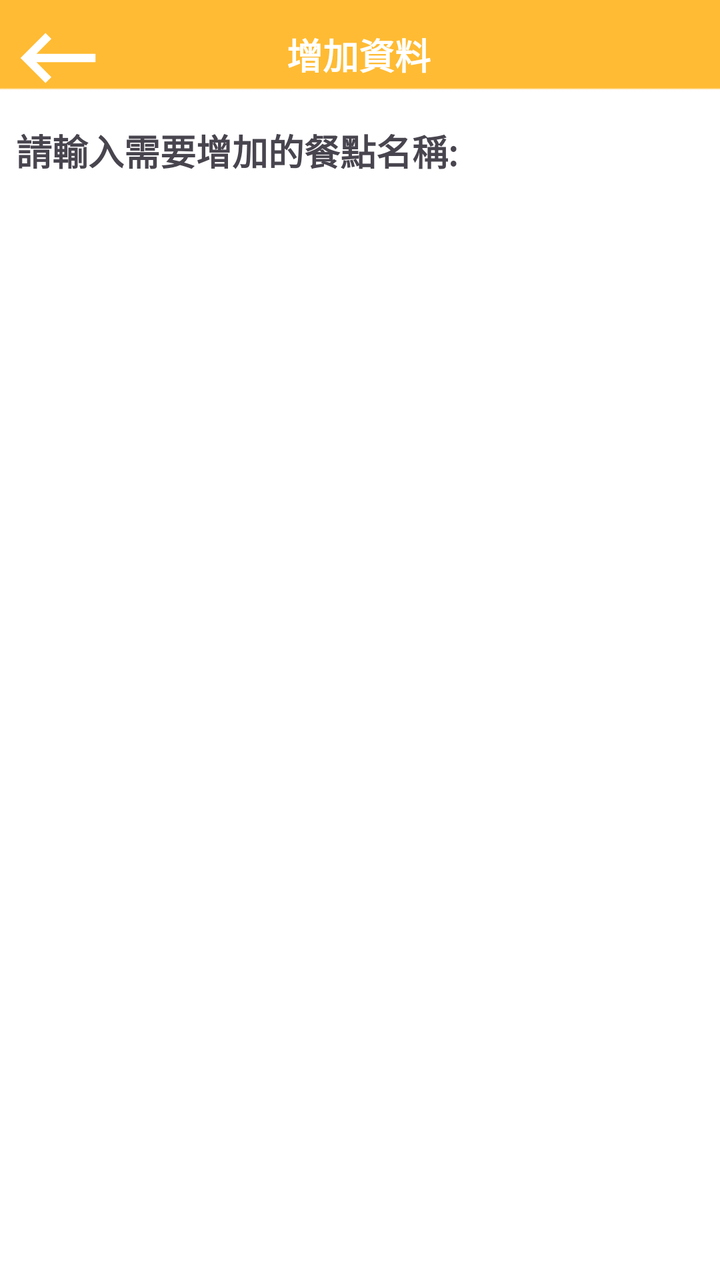
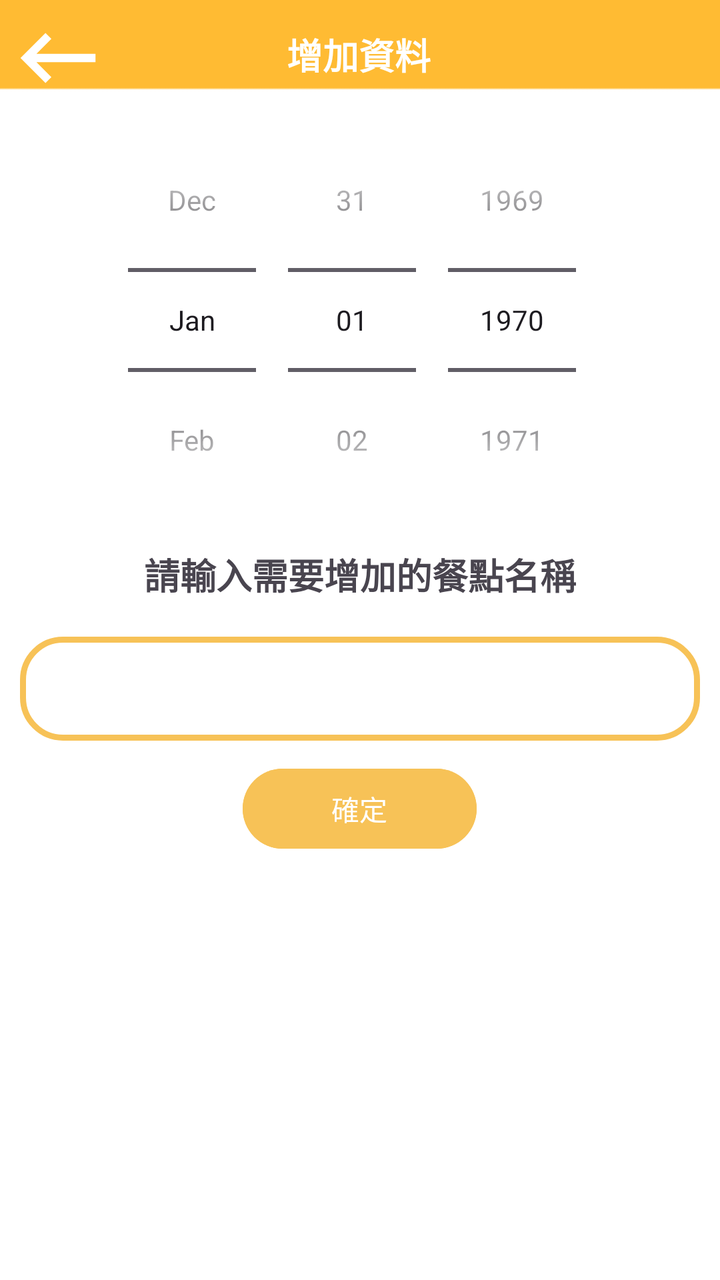

Screens rendered from an Android XML layout before and after an edit, with the pre-edit source and the edit as a unified diff.
<!-- AndroidManifest.xml: application theme Theme.DEMO -->
<!-- res/layout/home_add.xml -->
<?xml version="1.0" encoding="utf-8"?>
<LinearLayout xmlns:android="http://schemas.android.com/apk/res/android"
    xmlns:app="http://schemas.android.com/apk/res-auto"
    xmlns:tools="http://schemas.android.com/tools"
    android:layout_width="match_parent"
    android:layout_height="match_parent"
    android:background="@drawable/img_3"
    android:orientation="vertical">

    <androidx.constraintlayout.widget.ConstraintLayout
        android:layout_width="match_parent"
        android:layout_height="wrap_content">

        <TextView
            android:id="@+id/textView12"
            android:layout_width="wrap_content"
            android:layout_height="wrap_content"
            android:text="增加資料"
            android:textColor="#FFFFFF"
            android:textSize="18sp"
            android:textStyle="bold"
            app:layout_constraintBottom_toBottomOf="parent"
            app:layout_constraintEnd_toEndOf="parent"
            app:layout_constraintHorizontal_bias="0.498"
            app:layout_constraintStart_toStartOf="parent"
            app:layout_constraintTop_toTopOf="parent" />

        <ImageView
            android:id="@+id/imgBack"
            android:layout_width="50dp"
            android:layout_height="50dp"
            android:layout_marginStart="4dp"
            android:layout_marginTop="4dp"
            app:layout_constraintStart_toStartOf="parent"
            app:layout_constraintTop_toTopOf="parent"
            app:srcCompat="@drawable/keyboard_backspace" />

    </androidx.constraintlayout.widget.ConstraintLayout>

    <TextView
        android:id="@+id/textView6"
        android:layout_width="wrap_content"
        android:layout_height="wrap_content"
        android:text="請輸入需要增加的餐點名稱:"
        android:textStyle="bold"
        android:textSize="18sp"
        android:layout_margin="8dp"/>


</LinearLayout>
<!-- resources referenced by this layout -->
<resources>
  <!-- drawable img_3: png bitmap (drawable, 2198 bytes) -->
  <!-- drawable keyboard_backspace (drawable) -->
  <vector android:autoMirrored="true" android:height="24dp"
      android:tint="#FFFFFF" android:viewportHeight="24"
      android:viewportWidth="24" android:width="24dp" xmlns:android="http://schemas.android.com/apk/res/android">
      <path android:fillColor="@android:color/white" android:pathData="M21,11H6.83l3.58,-3.59L9,6l-6,6 6,6 1.41,-1.41L6.83,13H21z"/>
  </vector>
  <style name="Theme.DEMO" parent="Base.Theme.DEMO" />
  <style name="Base.Theme.DEMO" parent="Theme.Material3.DayNight.NoActionBar">
          
          
      </style>
</resources>

<!-- the commit's change to res/layout/home_add.xml (unified diff, before → after) -->
@@ -12,7 +12,7 @@
         android:layout_height="wrap_content">
 
         <TextView
-            android:id="@+id/textView12"
+            android:id="@+id/text6"
             android:layout_width="wrap_content"
             android:layout_height="wrap_content"
             android:text="增加資料"
@@ -37,14 +37,46 @@
 
     </androidx.constraintlayout.widget.ConstraintLayout>
 
-    <TextView
-        android:id="@+id/textView6"
+    <DatePicker
         android:layout_width="wrap_content"
         android:layout_height="wrap_content"
-        android:text="請輸入需要增加的餐點名稱:"
+        android:datePickerMode="spinner"
+        android:layout_gravity="center"
+        android:calendarViewShown="false"
+        />
+
+
+    <TextView
+        android:id="@+id/text"
+        android:layout_width="match_parent"
+        android:layout_height="wrap_content"
+        android:layout_margin="8dp"
+        android:gravity="center"
+        android:text="請輸入需要增加的餐點名稱"
+        android:textSize="18sp"
         android:textStyle="bold"
-        android:textSize="18sp"
-        android:layout_margin="8dp"/>
+        />
+
+
+
+    <EditText
+        android:id="@+id/editTextText"
+        android:layout_width="match_parent"
+        android:layout_height="52dp"
+        android:layout_margin="10dp"
+
+        android:background="@drawable/custome"
+        android:ems="10"
+        android:inputType="text"
+        android:textSize="18sp" />
+
+    <Button
+        android:id="@+id/button2"
+        android:layout_width="117dp"
+        android:layout_height="wrap_content"
+        android:layout_gravity="center"
+        android:backgroundTint="@color/FF"
+        android:text="確定" />
 
 
 </LinearLayout>
<!-- resource entries referenced after the edit -->
@@ -1,5 +1,18 @@
 <!-- resources referenced by this layout -->
 <resources>
+  <color name="FF">#F7C257</color>
+  <!-- drawable custome (drawable) -->
+  <?xml version="1.0" encoding="utf-8"?>
+  <shape xmlns:android="http://schemas.android.com/apk/res/android"
+      android:shape="rectangle"
+      >
+  
+      <stroke
+          android:width="3dp"
+          android:color="@color/FF"/>
+      <corners
+          android:radius="20dp"/>
+  </shape>
   <!-- drawable img_3: png bitmap (drawable, 2198 bytes) -->
   <!-- drawable keyboard_backspace (drawable) -->
   <vector android:autoMirrored="true" android:height="24dp"
